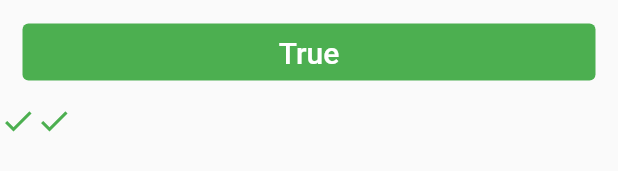
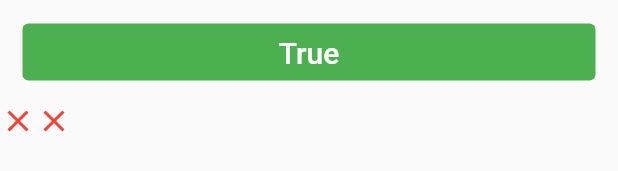
Before and after one commit to iyadnalakath/flutter, a Flutter app: the QuizPage widget shown alone on an empty page, opened directly, after a tap on "False", after a tap on "True", on a phone screen of 412 x 824 dp. Shown: the part 611-782 px from the top of the screen. Run offline on Flutter 3.47's test engine with Material 2 defaults, Android fonts, the phone set to English and light mode, and no system bars; our stand-ins replace audioplayers.

Commit message:
updated code when starting bmi calculator

```diff
--- /dev/null
+++ b/lib/bmi_calculator.dart
@@ -0,0 +1,46 @@
+import 'package:flutter/material.dart';
+
+class BMICalculator extends StatefulWidget {
+  const BMICalculator({Key? key}) : super(key: key);
+
+  @override
+  State<BMICalculator> createState() => _BMICalculatorState();
+}
+
+class _BMICalculatorState extends State<BMICalculator> {
+  @override
+  Widget build(BuildContext context) {
+    return MaterialApp(
+      theme: ThemeData.dark().copyWith(
+        // ThemeData(
+          appBarTheme: AppBarTheme(
+            backgroundColor: Color(0xFF0A0E21),
+            // Set the custom color for AppBar
+          ),
+          scaffoldBackgroundColor:Color(0xFF0A0E21),
+          textTheme: TextTheme(bodyMedium:TextStyle(color: Colors.white)),
+        ),
+      // )
+      home: Scaffold(
+        // backgroundColor: Color(0x0A0F31DD),
+        appBar: AppBar(
+          title: Text('BMI CALCULATOR'),
+        ),
+        body: Center(
+          child: Text('Body Text'),
+        ),
+        // floatingActionButton: Theme(
+        //   data: ThemeData.light(),
+        //   child: FloatingActionButton(
+        //     child: Icon(Icons.add),
+        //     onPressed: () {
+        //       // Define the action to be performed when the button is pressed
+        //       // For example, you can display a message when the button is pressed
+        //       print('Button pressed!');
+        //     },
+        //   ),
+        // ),
+      ),
+    );
+  }
+}
--- /dev/null
+++ b/lib/question.dart
@@ -0,0 +1,7 @@
+class Question {
+
+  late String questionText;
+  late bool questionAnswer;
+
+  Question(this.questionText,this.questionAnswer);
+}
--- /dev/null
+++ b/lib/quiz_brain.dart
@@ -0,0 +1,94 @@
+// import 'question.dart';
+//
+// class QuizBrain {
+//
+//   int _currentQuestionIndex = 0;
+//   final List<Question> _questionBank = [
+//     Question(q: 'Some cats are actually allergic to humans', a: true),
+//     Question(q: 'You can lead a cow downstairs but not upstairs.', a: false),
+//     Question(q: 'Approximately one quarter of human bones are in the feet.', a: true),
+//     Question(q: 'A slug\'s blood is green.', a: true),
+//     Question(q: 'Buzz Aldrin\'s mother\'s maiden name was \"Moon\".', a: true),
+//     Question(q: 'It is illegal to pee in the Ocean in Portugal.', a: true),
+//     Question(q: 'No piece of square dry paper can be folded in half more than 7 times.', a: false),
+//     Question(q: 'In London, UK, if you happen to die in the House of Parliament, you are technically entitled to a state funeral, because the building is considered too sacred a place.', a: true),
+//     Question(q: 'The loudest sound produced by any animal is 188 decibels. That animal is the African Elephant.', a: false),
+//     Question(q: 'The total surface area of two human lungs is approximately 70 square metres.', a: true),
+//     Question(q: 'Google was originally called \"Backrub\".', a: true),
+//     Question(q: 'Chocolate affects a dog\'s heart and nervous system; a few ounces are enough to kill a small dog.', a: true),
+//     Question(q: 'In West Virginia, USA, if you accidentally hit an animal with your car, you are free to take it home to eat.', a: true),
+//   ];
+//
+//   void nextQuestion(){
+//   if (_currentQuestionIndex < _questionBank.length - 1){
+//     _currentQuestionIndex++;
+//   }
+//   }
+//
+//   String getQuestionText() {
+//     return _questionBank[_currentQuestionIndex].questionText;
+//   }
+//
+//   bool getQuestionAnswer() {
+//     return _questionBank[_currentQuestionIndex].questionAnswer;
+//   }
+// }
+//
+
+import 'question.dart';
+
+class QuizBrain {
+
+  int _currentQuestionIndex = 0;
+  final List<Question> _questionBank = [
+    Question('Some cats are actually allergic to humans', true),
+    Question('You can lead a cow down stairs but not up stairs.', false),
+    Question('Approximately one quarter of human bones are in the feet.', true),
+    Question('A slug\'s blood is green.', true),
+    Question('Buzz Aldrin\'s mother\'s maiden name was \"Moon\".', true),
+    Question('It is illegal to pee in the Ocean in Portugal.', true),
+    Question(
+        'No piece of square dry paper can be folded in half more than 7 times.',
+        false),
+    Question(
+        'In London, UK, if you happen to die in the House of Parliament, you are technically entitled to a state funeral, because the building is considered too sacred a place.',
+        true),
+    Question(
+        'The loudest sound produced by any animal is 188 decibels. That animal is the African Elephant.',
+        false),
+    Question(
+        'The total surface area of two human lungs is approximately 70 square metres.',
+        true),
+    Question( 'Google was originally called \"Backrub\".', true),
+    Question(
+        'Chocolate affects a dog\'s heart and nervous system; a few ounces are enough to kill a small dog.',
+        true),
+    Question(
+        'In West Virginia, USA, if you accidentally hit an animal with your car, you are free to take it home to eat.',
+        true),
+  ];
+
+  void nextQuestion(){
+    if (_currentQuestionIndex < _questionBank.length - 1){
+      _currentQuestionIndex++;
+      print('current=$_currentQuestionIndex');
+      print('questionbank no=${_questionBank.length}');
+    }
+  }
+
+  String getQuestionText() {
+    return _questionBank[_currentQuestionIndex].questionText;
+  }
+
+  bool getQuestionAnswer() {
+    return _questionBank[_currentQuestionIndex].questionAnswer;
+  }
+
+  void reset() {
+    _currentQuestionIndex = 0;
+  }
+
+  bool isFinished() {
+    return _currentQuestionIndex >= _questionBank.length - 1;
+  }
+}
--- a/lib/quizzler.dart
+++ b/lib/quizzler.dart
@@ -1,5 +1,7 @@
 import 'package:flutter/material.dart';
+import 'quiz_brain.dart';
 
+QuizBrain quizBrain = QuizBrain();
 
 class QuizPage extends StatefulWidget {
   const QuizPage({Key? key}) : super(key: key);
@@ -98,37 +100,130 @@ class QuizPage extends StatefulWidget {
 // }
 
 class _QuizPageState extends State<QuizPage> {
-  List scoreKeeper = [];
-  List<String> questions = [
-    'You can lead a cow downstairs but not upstairs.',
-    'Approximately one quarter of human bones are in the feet.',
-    'A slug\'s blood is green.',
-  ];
-  int currentQuestionIndex = 0; // Index of the current question
+  List<Icon> scoreKeeper = [];
+
+  // List<String> questions = [
+  //   'You can lead a cow downstairs but not upstairs.',
+  //   'Approximately one quarter of human bones are in the feet.',
+  //   'A slug\'s blood is green.',
+  // ];
+
+
+  // Index of the current question
+
+  // void checkAnswer(bool userAnswer) {
+  //   setState(() {
+  //     quizBrain.nextQuestion();
+  //   });
+  // }
+
+  void showQuizEndAlert(BuildContext context) {
+    showDialog(
+      context: context,
+      builder: (BuildContext context) {
+        return AlertDialog(
+          title: Text('Quiz End'),
+          content: Text('All questions have been answered.'),
+          actions: <Widget>[
+            TextButton(
+              child: Text('Cancel'),
+              onPressed: () {
+                setState(() {
+                  scoreKeeper.clear();
+                  quizBrain.reset(); // Call the reset method
+                });
+                Navigator.pop(context);
+              },
+            ),
+          ],
+        );
+      },
+    );
+  }
 
   void checkAnswer(bool userAnswer) {
-    bool correctAnswer = getCorrectAnswer();
-    Icon icon = userAnswer == correctAnswer
-        ? Icon(Icons.check, color: Colors.green)
-        : Icon(Icons.close, color: Colors.red);
+    setState(() {
+      // quizBrain.nextQuestion();
 
-    setState(() {
-      if (currentQuestionIndex == 0) {
-        scoreKeeper = [icon];
-      } else {
-        scoreKeeper.add(icon);
+      if (quizBrain.isFinished()) {
+        // Show the alert box when all questions have been answered
+        showQuizEndAlert(context);
       }
-
-      currentQuestionIndex++;
+      else {
+        quizBrain.nextQuestion();
+      }
     });
   }
 
+  // void checkCorrectAnswer(bool userPickedAnswer){
+  //   bool correctAnswer = quizBrain.getQuestionAnswer();
+  //   if (userPickedAnswer == correctAnswer ){
+  //     print('user got it right');
+  //   }
+  //   else {
+  //     print('user got it wrong');
+  //   }
+  //
+  //   checkAnswer(false);
+  // }
 
-  bool getCorrectAnswer() {
-    // Retrieve the correct answer for the current question
-    List<bool> answers = [false, true, false];
-    return answers[currentQuestionIndex];
+  // List<bool> answers = [
+  //   false,
+  //   true,
+  //   true
+  // ];
+  //
+  // Question q1 = Question(q: 'You can lead a cow downstairs but not upstairs.', a: false);
+  //
+
+
+
+
+
+
+  void checkCorrectAnswer(bool userPickedAnswer) {
+    bool correctAnswer = quizBrain.getQuestionAnswer();
+    IconData icon;
+    Color iconColor;
+
+    // if (userPickedAnswer == correctAnswer) {
+    //   print('user got it right');
+    //   icon = Icons.check; // Tick icon
+    //   iconColor = Colors.green;
+    // } else {
+    //   print('user got it wrong');
+    //   icon = Icons.close; // Cross icon
+    //   iconColor = Colors.red;
+    // }
+
+    setState(() {
+      // scoreKeeper.add(
+      //   Icon(
+      //     icon,
+      //     color: iconColor,
+      //   ),
+      // );
+      // quizBrain.nextQuestion();
+      checkAnswer(userPickedAnswer);
+      if (userPickedAnswer == correctAnswer) {
+        print('user got it right');
+        icon = Icons.check; // Tick icon
+        iconColor = Colors.green;
+      } else {
+        print('user got it wrong');
+        icon = Icons.close; // Cross icon
+        iconColor = Colors.red;
+      }
+      scoreKeeper.add(
+        Icon(
+          icon,
+          color: iconColor,
+        ),
+      );
+
+    });
   }
+
 
   @override
   Widget build(BuildContext context) {
@@ -145,7 +240,7 @@ class _QuizPageState extends State<QuizPage> {
               padding: EdgeInsets.all(10.0),
               child: Center(
                 child: Text(
-                  questions[currentQuestionIndex], // Show the current question
+                  quizBrain.getQuestionText(), // Show the current question
                   textAlign: TextAlign.center,
                   style: TextStyle(
                     fontSize: 25.0,
@@ -171,10 +266,10 @@ class _QuizPageState extends State<QuizPage> {
                   ),
                 ),
                 onPressed: () {
-                  checkAnswer(false); // User picked False
+                  checkCorrectAnswer(false);
+                  // User picked False
                 },
               ),
-
             ),
           ),
           Flexible(
@@ -193,13 +288,13 @@ class _QuizPageState extends State<QuizPage> {
                   ),
                 ),
                 onPressed: () {
-                  checkAnswer(true); // User picked True
+                  checkCorrectAnswer(true);
                 },
               ),
             ),
           ),
           Row(
-            children: List<Widget>.from(scoreKeeper),
+            children: scoreKeeper,
           ),
         ],
       ),
--- a/pubspec.yaml
+++ b/pubspec.yaml
@@ -14,6 +14,7 @@ dependencies:
   cupertino_icons: ^1.0.2
   audioplayers: ^4.1.0
   english_words: ^4.0.0
+  flutter_platform_alert: ^0.4.0
 
 
 dev_dependencies:
```
Also changed, not shown: lib/main.dart (+24 -2 lines), lib/story.dart (added, +104 -0 lines), lib/story_brain.dart (added, +68 -0 lines), lib/story_set.dart (added, +8 -0 lines), images/background.png (added), lib/input_page.dart (added), pubspec.lock, 6 other files.
